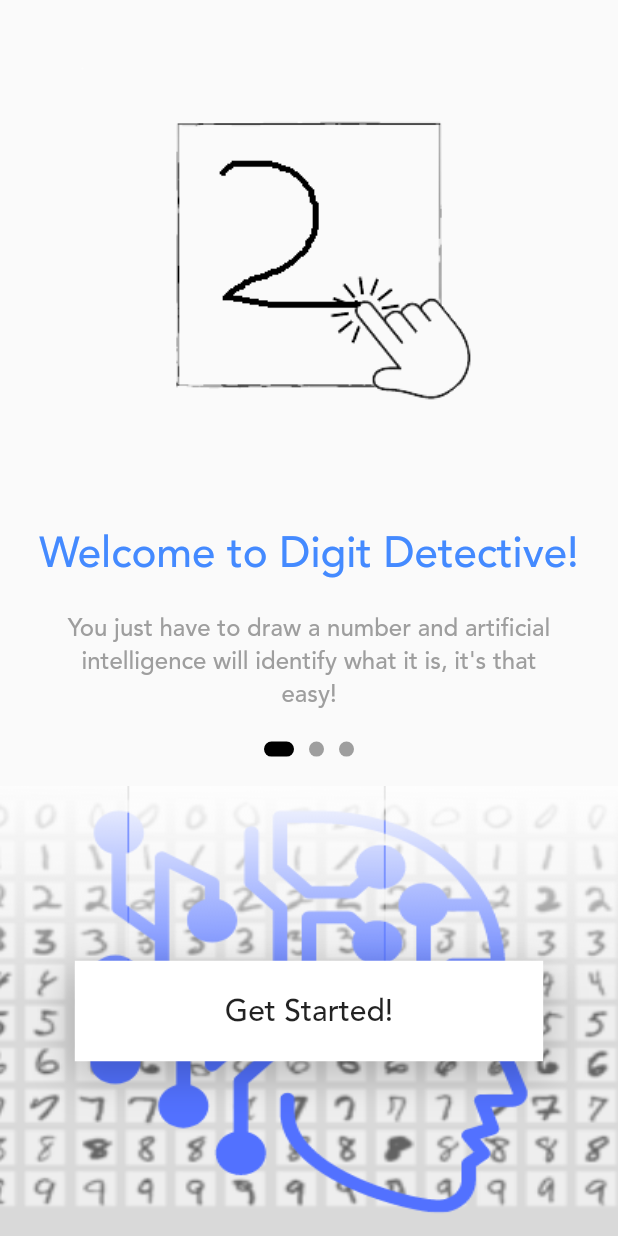
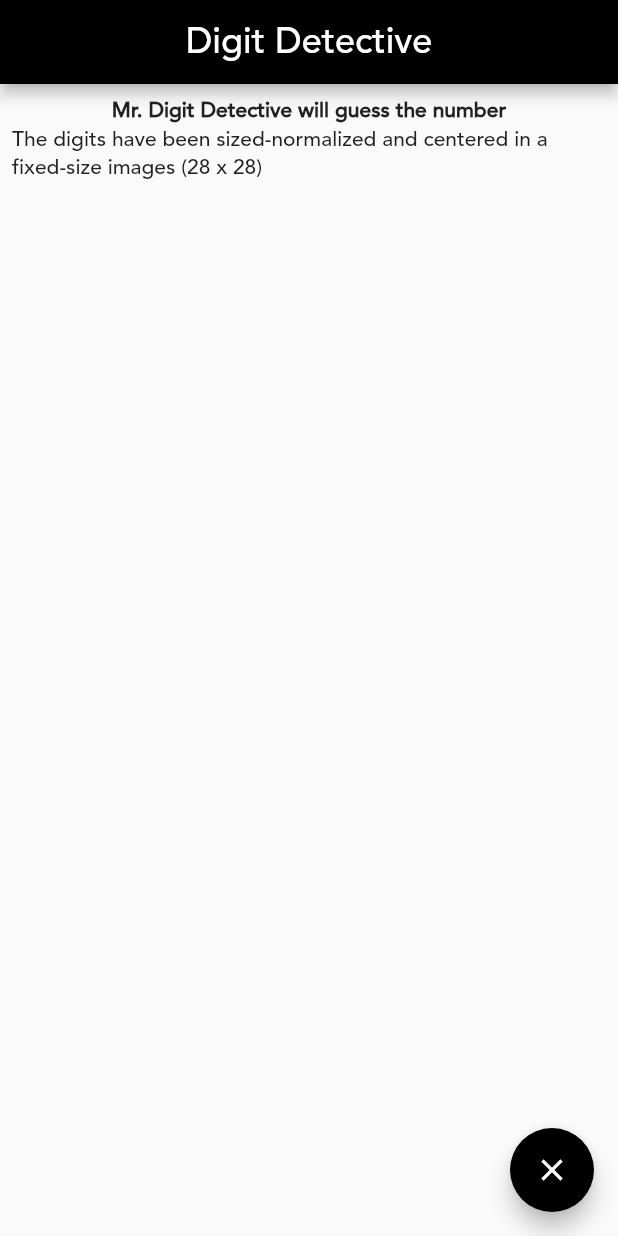
Before and after one commit to TheDrummerCoding/Digit_Detective_App, a Flutter app: the screen it shows after launch, after a tap on "Get Started!", on a phone screen of 412 x 824 dp. Run offline on Flutter 3.47's test engine with Material 2 defaults, Android fonts, the light colour scheme and no system bars; missing offline and left inert: tflite.

Commit message:
DrawScreen Creada y Modelo de Tflite Cargado

```diff
--- /dev/null
+++ b/asset/mnist.txt
@@ -0,0 +1,10 @@
+0
+1
+2
+3
+4
+5
+6
+7
+8
+9
--- /dev/null
+++ b/lib/Screens/DrawScreen.dart
@@ -0,0 +1,62 @@
+import 'package:digit_detective_app/Services/Recognizer.dart';
+import 'package:flutter/material.dart';
+
+class DrawScreen extends StatefulWidget {
+  const DrawScreen({Key key}) : super(key: key);
+
+  @override
+  _DrawScreenState createState() => _DrawScreenState();
+}
+
+class _DrawScreenState extends State<DrawScreen> {
+  final _recognizer = Recognizer();
+
+  @override
+  void initState() {
+    super.initState();
+    _initModel();
+  }
+
+  @override
+  Widget build(BuildContext context) {
+    return MaterialApp(
+      debugShowCheckedModeBanner: false,
+      theme: ThemeData(fontFamily: "avenir"),
+      home: Scaffold(
+        appBar: AppBar(
+          backgroundColor: Colors.black,
+          title: Center(
+              child: Text(
+            "Digit Detective",
+            style: TextStyle(fontSize: 24),
+          )),
+        ),
+        floatingActionButton: FloatingActionButton(
+          backgroundColor: Colors.black,
+          child: Icon(Icons.clear),
+          onPressed: () {},
+        ),
+        body: Column(
+          children: [
+            Row(
+              children: [Expanded(
+                child: Padding(
+                  padding: const EdgeInsets.all(8.0),
+                  child: Column(
+                    children: [Text("Mr. Digit Detective will guess the number", style: TextStyle(fontWeight: FontWeight.bold),),
+                    Text("The digits have been sized-normalized and centered in a fixed-size images (28 x 28)")],
+                  ),
+                ),
+              )],
+            )
+          ],
+        ),
+      ),
+    );
+  }
+
+  void _initModel() async {
+    var res = await _recognizer.loadModel();
+    print(res);
+  }
+}
--- a/lib/WelcomePage.dart
+++ b/lib/Screens/WelcomePage.dart
@@ -1,3 +1,4 @@
+import 'package:digit_detective_app/Screens/DrawScreen.dart';
 import 'package:flutter/material.dart';
 
 class WelcomePage extends StatelessWidget {
@@ -7,7 +8,7 @@ class WelcomePage extends StatelessWidget {
   Widget build(BuildContext context) {
     return MaterialApp(
       debugShowCheckedModeBanner: false,
-      theme: ThemeData(fontFamily: "avenir"),
+      theme: ThemeData(fontFamily: "avenir", appBarTheme: AppBarTheme(color: Colors.black)),
       home: welcomePage(),
     );
   }
@@ -68,7 +69,12 @@ class _welcomePageState extends State<welcomePage> {
                 mainAxisAlignment: MainAxisAlignment.center,
                 children: [
                   InkWell(
-                    onTap: () {},
+                    onTap: () {
+                      Navigator.push(
+                          context,
+                          MaterialPageRoute(
+                              builder: (context) => DrawScreen()));
+                    },
                     child: Container(
                       padding:
                           EdgeInsets.symmetric(vertical: 20, horizontal: 100),
--- /dev/null
+++ b/lib/Services/Recognizer.dart
@@ -0,0 +1,19 @@
+import 'package:tflite/tflite.dart';
+import 'dart:typed_data';
+import 'dart:ui';
+import 'package:flutter/material.dart';
+
+class Recognizer {
+  Future loadModel() {
+    Tflite.close();
+
+    return Tflite.loadModel(
+      model: "asset/mnist.tflite",
+      labels: "asset/mnist.txt",
+    );
+  }
+
+  dispose() {
+    Tflite.close();
+  }
+}
--- a/lib/main.dart
+++ b/lib/main.dart
@@ -2,7 +2,7 @@ import 'dart:async';
 
 import 'package:flutter/material.dart';
 
-import 'WelcomePage.dart';
+import 'Screens/WelcomePage.dart';
 
 void main() {
   runApp(MyApp());
--- a/pubspec.yaml
+++ b/pubspec.yaml
@@ -27,7 +27,8 @@ dependencies:
 
   # The following adds the Cupertino Icons font to your application.
   # Use with the CupertinoIcons class for iOS style icons.
-  cupertino_icons: ^1.0.2
+  cupertino_icons: ^1.0.3
+  tflite: ^1.0.6
 
 dev_dependencies:
   flutter_test:
@@ -47,6 +48,8 @@ flutter:
   # To add assets to your application, add an assets section, like this:
   assets:
      - asset/image/
+     - asset/
+
 
   # An image asset can refer to one or more resolution-specific "variants", see
   # https://flutter.dev/assets-and-images/#resolution-aware.
```
Also changed, not shown: pubspec.lock, 2 other files.
